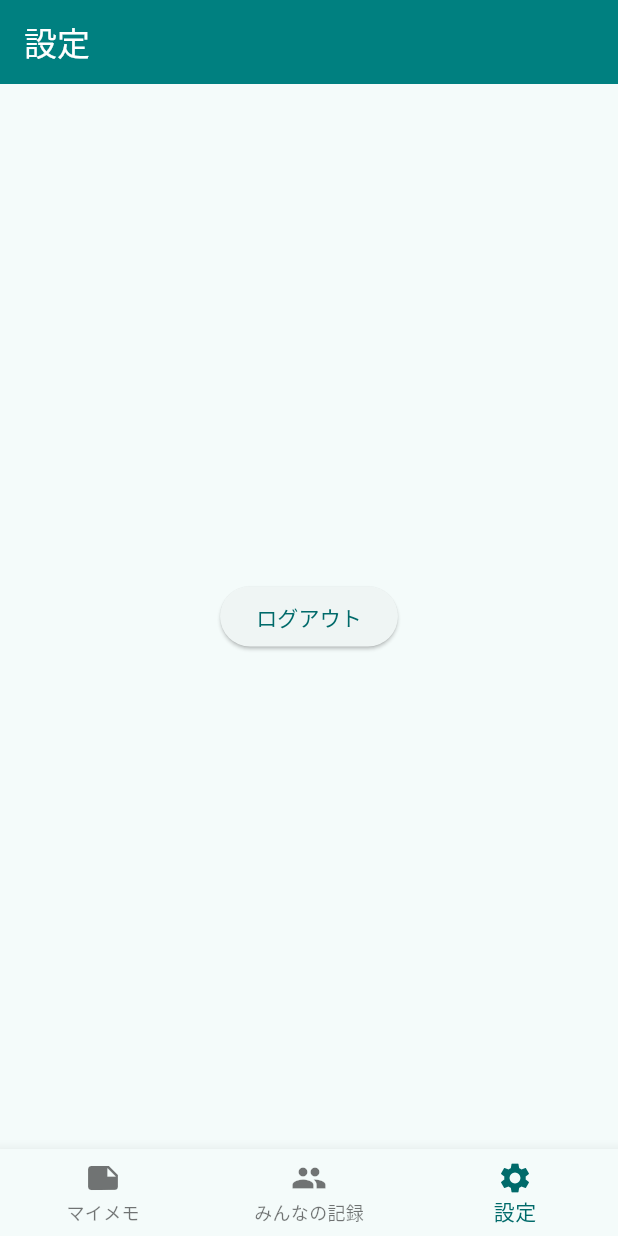
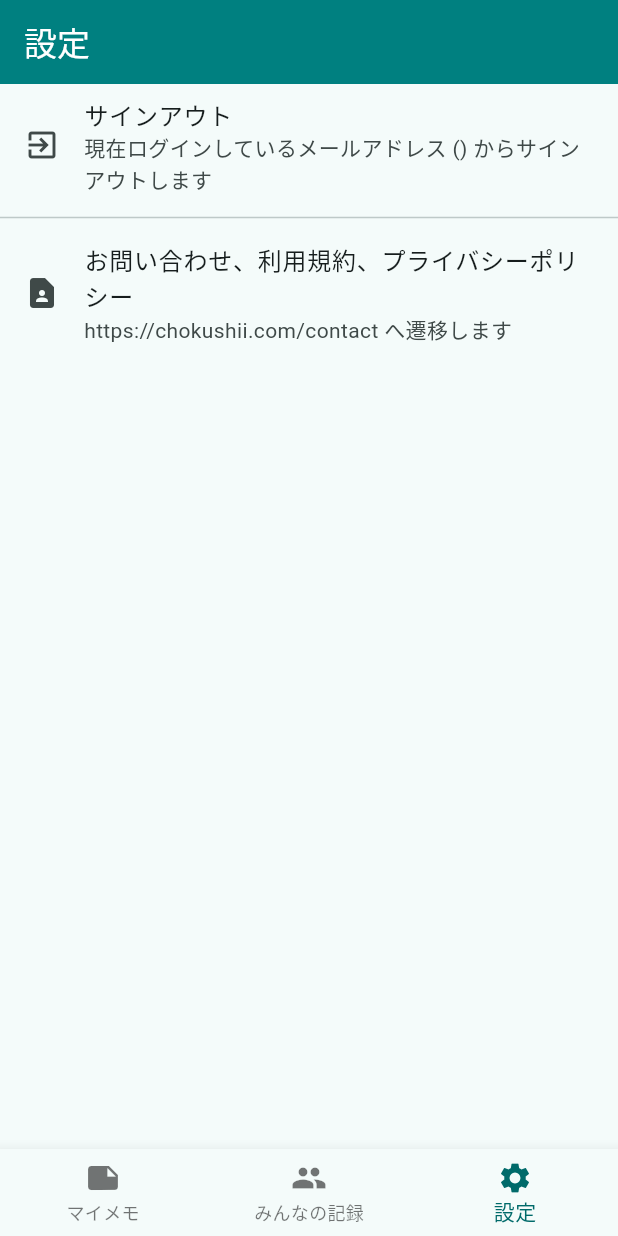
Before and after one commit to tomurango/kotsukotsushare, a Flutter app: the screen it shows once a user with an empty profile is signed in, item 3 of the bottom bar chosen, on a phone screen of 412 x 824 dp. Run offline on Flutter 3.47's test engine with Material 3 defaults, Android fonts, the light colour scheme and no system bars; our stand-ins replace cloud_firestore, firebase_auth, firebase_core, flutter_hooks, flutter_riverpod, google_fonts and 3 more; accounts and stored records are empty.

Commit message:
設定画面を修正し、利用規約・プライバシーポリシー・問い合わせ画面へのリンクを追加した

```diff
--- a/lib/src/screens/main_screen.dart
+++ b/lib/src/screens/main_screen.dart
@@ -17,7 +17,7 @@ class MainScreen extends HookConsumerWidget {
     final pages = [
       MypageScreen(onNavigate: (index) => selectedIndex.value = index),
       ReflectionScreen(onNavigate: (index) => selectedIndex.value = index),
-      SettingScreen(onNavigate: (index) => selectedIndex.value = index),
+      SettingsScreen(onNavigate: (index) => selectedIndex.value = index),
     ];
 
     // タイトルのリスト
--- a/lib/src/screens/setting_screen.dart
+++ b/lib/src/screens/setting_screen.dart
@@ -1,21 +1,72 @@
 import 'package:flutter/material.dart';
+import 'package:flutter_riverpod/flutter_riverpod.dart';
 import 'package:firebase_auth/firebase_auth.dart';
-import 'login_screen.dart';
+import 'package:url_launcher/url_launcher.dart';
 
-class SettingScreen extends StatelessWidget {
+class SettingsScreen extends ConsumerWidget {
   final Function(int) onNavigate;
-
-  SettingScreen({required this.onNavigate});
+  SettingsScreen({required this.onNavigate});
 
   @override
-  Widget build(BuildContext context) {
-    return Center(
-      child: ElevatedButton(
-        onPressed: () async {
-          await FirebaseAuth.instance.signOut();
-        },
-        child: Text('ログアウト'),
-      ),
+  Widget build(BuildContext context, WidgetRef ref) {
+    final user = FirebaseAuth.instance.currentUser;
+
+    return ListView(
+      children: [
+        // サインアウト
+        ListTile(
+          leading: Icon(Icons.exit_to_app),
+          title: Text('サインアウト'),
+          subtitle: Text('現在ログインしているメールアドレス (${user?.email ?? ''}) からサインアウトします'),
+          onTap: () {
+            // サインアウト確認ダイアログを表示
+            _showSignOutDialog(context);
+          },
+        ),
+        Divider(),
+        // お問い合わせ、利用規約、プライバシーポリシー
+        ListTile(
+          leading: Icon(Icons.contact_page),
+          title: Text('お問い合わせ、利用規約、プライバシーポリシー'),
+          subtitle: Text('https://chokushii.com/contact へ遷移します'),
+          onTap: () async {
+            const url = 'https://chokushii.com/contact';
+            if (await canLaunch(url)) {
+              await launch(url);
+            } else {
+              throw 'Could not launch $url';
+            }
+          },
+        ),
+      ],
+    );
+  }
+
+  // サインアウト確認ダイアログを表示
+  void _showSignOutDialog(BuildContext context) {
+    showDialog(
+      context: context,
+      builder: (context) {
+        return AlertDialog(
+          title: Text('サインアウト確認'),
+          content: Text('本当にサインアウトしますか？'),
+          actions: [
+            TextButton(
+              child: Text('キャンセル'),
+              onPressed: () {
+                Navigator.of(context).pop(); // ダイアログを閉じる
+              },
+            ),
+            TextButton(
+              child: Text('サインアウト'),
+              onPressed: () {
+                FirebaseAuth.instance.signOut(); // サインアウト処理
+                Navigator.of(context).pop(); // ダイアログを閉じる
+              },
+            ),
+          ],
+        );
+      },
     );
   }
 }
--- a/pubspec.yaml
+++ b/pubspec.yaml
@@ -40,6 +40,7 @@ dependencies:
   flutter_hooks: ^0.20.5
   flutter_launcher_icons: ^0.14.1
   intl: ^0.19.0
+  url_launcher: ^6.3.1
 
 
   # The following adds the Cupertino Icons font to your application.
```
Also changed, not shown: pubspec.lock, 6 other files.
